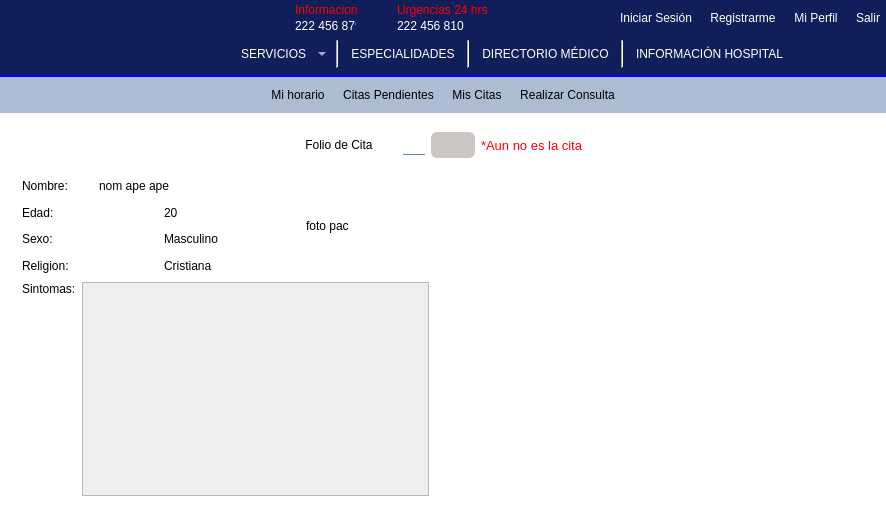
First picture: the form in mainwindow.ui, repository Laloses/Hospital, before the edit.
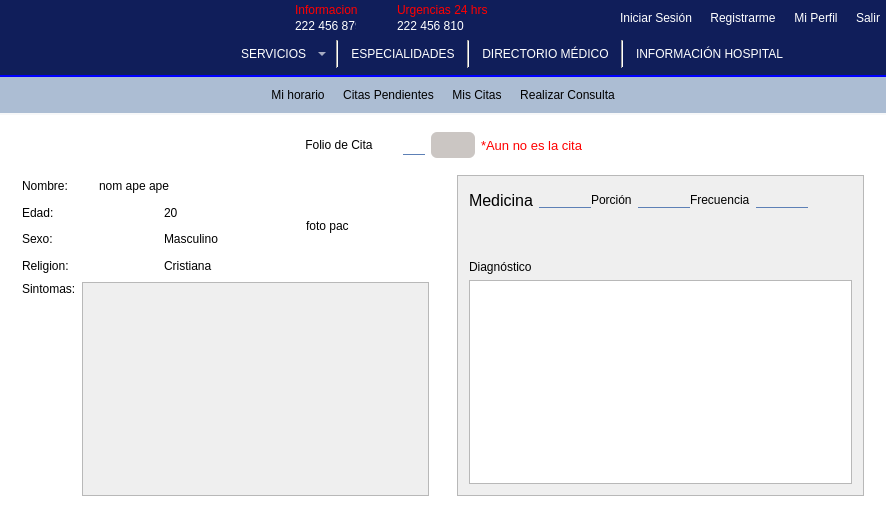
Second picture: the form after the edit. The open tabs and pages were chosen to show the change. Icons and pictures are not drawn.

Commit message: agregar interfaz diagnostico y medicina

What changed in the file:
```diff
--- a/mainwindow.ui
+++ b/mainwindow.ui
@@ -3917,7 +3917,163 @@
                 </item>
                </layout>
               </widget>
-              <widget class="QWidget" name="p_receta"/>
+              <widget class="QWidget" name="p_receta">
+               <layout class="QGridLayout" name="gridLayout_40">
+                <item row="0" column="0">
+                 <widget class="QScrollArea" name="scrollArea_7">
+                  <property name="horizontalScrollBarPolicy">
+                   <enum>Qt::ScrollBarAlwaysOff</enum>
+                  </property>
+                  <property name="sizeAdjustPolicy">
+                   <enum>QAbstractScrollArea::AdjustToContents</enum>
+                  </property>
+                  <property name="widgetResizable">
+                   <bool>true</bool>
+                  </property>
+                  <widget class="QWidget" name="scrollAreaWidgetContents_8">
+                   <property name="geometry">
+                    <rect>
+                     <x>0</x>
+                     <y>0</y>
+                     <width>401</width>
+                     <height>334</height>
+                    </rect>
+                   </property>
+                   <layout class="QGridLayout" name="gridLayout_42">
+                    <item row="0" column="0">
+                     <layout class="QHBoxLayout" name="horizontalLayout_71">
+                      <property name="spacing">
+                       <number>0</number>
+                      </property>
+                      <item>
+                       <layout class="QHBoxLayout" name="horizontalLayout_68">
+                        <item>
+                         <widget class="QLabel" name="lb_medicina">
+                          <property name="font">
+                           <font>
+                            <family>MS Shell Dlg 2</family>
+                            <pointsize>12</pointsize>
+                            <weight>50</weight>
+                            <italic>false</italic>
+                            <bold>false</bold>
+                           </font>
+                          </property>
+                          <property name="text">
+                           <string>Medicina</string>
+                          </property>
+                         </widget>
+                        </item>
+                        <item>
+                         <widget class="QLineEdit" name="le_medicamento"/>
+                        </item>
+                       </layout>
+                      </item>
+                      <item>
+                       <layout class="QHBoxLayout" name="horizontalLayout_69">
+                        <item>
+                         <widget class="QLabel" name="label_9">
+                          <property name="text">
+                           <string>Porción</string>
+                          </property>
+                         </widget>
+                        </item>
+                        <item>
+                         <widget class="QLineEdit" name="le_porcion"/>
+                        </item>
+                       </layout>
+                      </item>
+                      <item>
+                       <layout class="QHBoxLayout" name="horizontalLayout_70">
+                        <item>
+                         <widget class="QLabel" name="label_15">
+                          <property name="text">
+                           <string>Frecuencia</string>
+                          </property>
+                         </widget>
+                        </item>
+                        <item>
+                         <widget class="QLineEdit" name="le_frecuencia"/>
+                        </item>
+                       </layout>
+                      </item>
+                      <item>
+                       <widget class="QPushButton" name="pb_masMedicina">
+                        <property name="styleSheet">
+                         <string notr="true">background: transparent;</string>
+                        </property>
+                        <property name="text">
+                         <string/>
+                        </property>
+                        <property name="icon">
+                         <iconset resource="imgs/imgs.qrc">
+                          <normaloff>:/imgs/mas.png</normaloff>:/imgs/mas.png</iconset>
+                        </property>
+                        <property name="iconSize">
+                         <size>
+                          <width>30</width>
+                          <height>30</height>
+                         </size>
+                        </property>
+                       </widget>
+                      </item>
+                     </layout>
+                    </item>
+                    <item row="1" column="0">
+                     <widget class="QWidget" name="w_masMedicamentos" native="true">
+                      <property name="minimumSize">
+                       <size>
+                        <width>341</width>
+                        <height>35</height>
+                       </size>
+                      </property>
+                      <property name="maximumSize">
+                       <size>
+                        <width>345</width>
+                        <height>16777215</height>
+                       </size>
+                      </property>
+                      <layout class="QGridLayout" name="gridLayout_41">
+                       <property name="leftMargin">
+                        <number>0</number>
+                       </property>
+                       <property name="topMargin">
+                        <number>0</number>
+                       </property>
+                       <property name="rightMargin">
+                        <number>0</number>
+                       </property>
+                       <property name="bottomMargin">
+                        <number>0</number>
+                       </property>
+                       <item row="0" column="0">
+                        <layout class="QGridLayout" name="medicamentosLay"/>
+                       </item>
+                      </layout>
+                     </widget>
+                    </item>
+                    <item row="2" column="0">
+                     <widget class="QLabel" name="lb_diagnostico">
+                      <property name="text">
+                       <string>Diagnóstico</string>
+                      </property>
+                     </widget>
+                    </item>
+                    <item row="3" column="0">
+                     <widget class="QTextEdit" name="te_diagnostico">
+                      <property name="minimumSize">
+                       <size>
+                        <width>0</width>
+                        <height>200</height>
+                       </size>
+                      </property>
+                     </widget>
+                    </item>
+                   </layout>
+                  </widget>
+                 </widget>
+                </item>
+               </layout>
+              </widget>
              </widget>
             </item>
             <item row="0" column="1" colspan="2">
```
Left out of the diff: 2 changed lines with no effect on the pictures. The commit also changes 3 other files.
